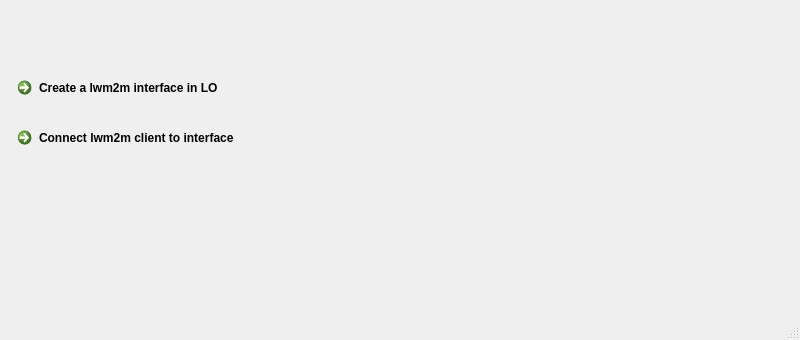
Above: guiTest.ui from oussb24/qtGUI before the change. Below: the same form after it.
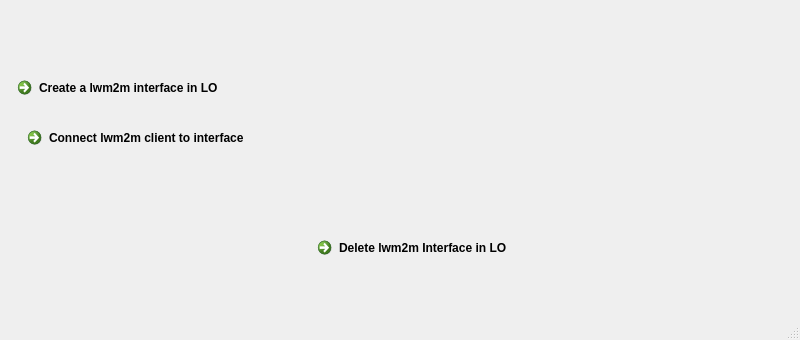
That is the form after the change.

Commit message: added Delete interface

```diff
--- a/guiTest.ui
+++ b/guiTest.ui
@@ -30,7 +30,7 @@
    <widget class="QCommandLinkButton" name="Connect">
     <property name="geometry">
      <rect>
-      <x>10</x>
+      <x>20</x>
       <y>120</y>
       <width>281</width>
       <height>41</height>
@@ -40,6 +40,19 @@
      <string>Connect lwm2m client to interface</string>
     </property>
    </widget>
+   <widget class="QCommandLinkButton" name="DeleteIface">
+    <property name="geometry">
+     <rect>
+      <x>310</x>
+      <y>230</y>
+      <width>271</width>
+      <height>41</height>
+     </rect>
+    </property>
+    <property name="text">
+     <string>Delete lwm2m Interface in LO</string>
+    </property>
+   </widget>
   </widget>
   <widget class="QStatusBar" name="statusbar"/>
  </widget>
```
Left out of the diff: 2 changed lines with no effect on the pictures. The commit also changes 3 other files.
